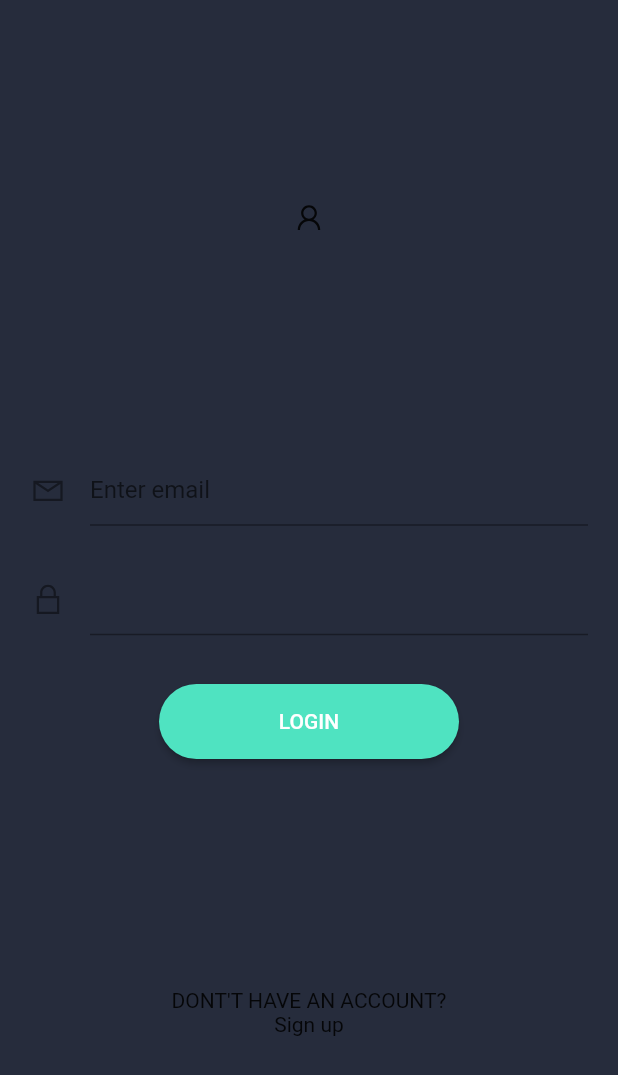
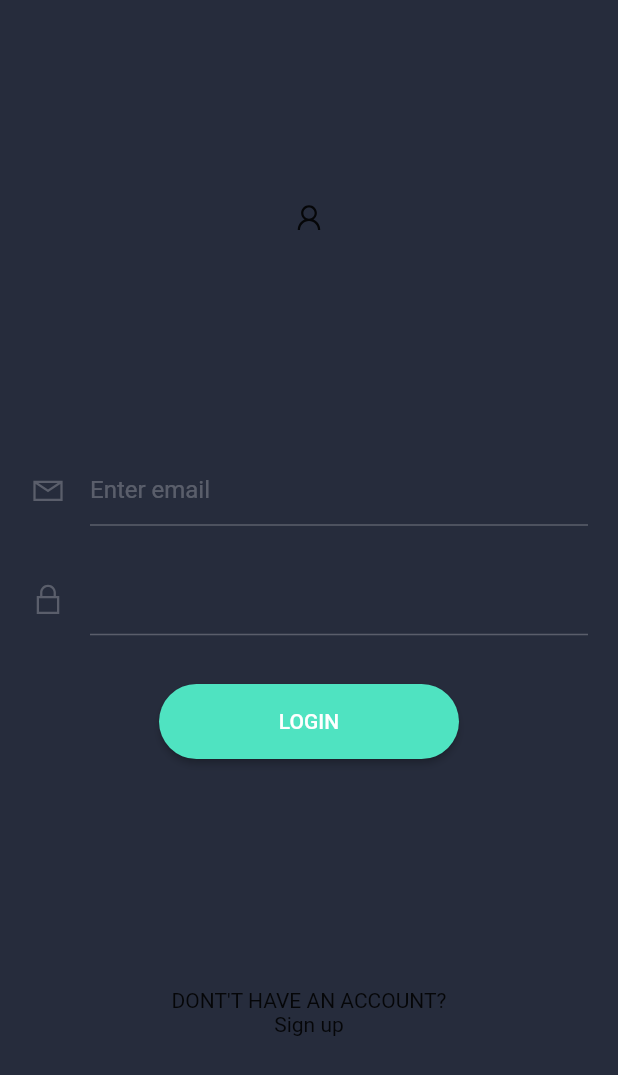
Before and after one commit to amlannandy/ExpressTeams, a Flutter app: the screen it shows after launch, on a phone screen of 412 x 824 dp. Shown: the top 1075 px of the screen. Run offline on Flutter 3.47's test engine with Material 2 defaults, Android fonts, the phone set to English and light mode, and no system bars; our stand-ins replace dio, fluro, google_fonts, line_icons, shared_preferences.

Commit message:
Modified text field theme

```diff
--- a/mobile/lib/main.dart
+++ b/mobile/lib/main.dart
@@ -1,5 +1,6 @@
 import 'package:fluro/fluro.dart';
 import 'package:flutter/material.dart';
+import 'package:google_fonts/google_fonts.dart';
 
 import 'package:express_teams/services/Router.dart';
 
@@ -16,12 +17,13 @@ class ExpressTeamsApp extends StatelessWidget {
   Widget build(BuildContext context) {
     return MaterialApp(
       theme: ThemeData(
-        primaryColor: const Color(0xff262C3C),
-        accentColor: const Color(0xff4FE3C1),
+        fontFamily: GoogleFonts.roboto().fontFamily,
+        colorScheme: ThemeData().colorScheme.copyWith(
+              primary: const Color(0xff4FE3C1),
+              secondary: const Color(0xff262C3C),
+            ),
         backgroundColor: const Color(0xff262C3C),
         scaffoldBackgroundColor: const Color(0xff262C3C),
-        // focusColor: const Color(0xff4FE3C1),
-        // hintColor: const Color(0xff4FE3C1),
         elevatedButtonTheme: ElevatedButtonThemeData(
           style: ElevatedButton.styleFrom(
             primary: Color(0xff4FE3C1),
--- a/mobile/lib/widgets/CustomTextField.dart
+++ b/mobile/lib/widgets/CustomTextField.dart
@@ -1,6 +1,6 @@
 import 'package:flutter/material.dart';
 
-class CustomTextField extends StatelessWidget {
+class CustomTextField extends StatefulWidget {
   final String? hintText;
   final TextEditingController? controller;
   final IconData? icon;
@@ -14,6 +14,13 @@ class CustomTextField extends StatelessWidget {
   });
 
   @override
+  _CustomTextFieldState createState() => _CustomTextFieldState();
+}
+
+class _CustomTextFieldState extends State<CustomTextField> {
+  final focusNode = FocusNode();
+
+  @override
   Widget build(BuildContext context) {
     return Padding(
       padding: const EdgeInsets.symmetric(
@@ -21,9 +28,24 @@ class CustomTextField extends StatelessWidget {
         horizontal: 20,
       ),
       child: TextFormField(
+        focusNode: focusNode,
         decoration: InputDecoration(
-          icon: Icon(icon),
-          hintText: hintText,
+          icon: Icon(
+            widget.icon,
+            color: focusNode.hasFocus
+                ? Theme.of(context).colorScheme.primary
+                : Colors.white24,
+          ),
+          hintText: widget.hintText,
+          hintStyle: TextStyle(
+            color: Colors.white24,
+          ),
+          focusColor: Colors.white,
+          enabledBorder: UnderlineInputBorder(
+            borderSide: BorderSide(
+              color: Colors.white24,
+            ),
+          ),
         ),
         style: TextStyle(),
       ),
--- a/mobile/pubspec.yaml
+++ b/mobile/pubspec.yaml
@@ -14,6 +14,7 @@ dependencies:
   cupertino_icons: ^1.0.2
   dio: ^4.0.0
   fluro: ^2.0.3
+  google_fonts: ^2.1.0
   line_icons: ^2.0.1
   provider: ^5.0.0
   shared_preferences: ^2.0.6
```
Also changed, not shown: mobile/pubspec.lock.
